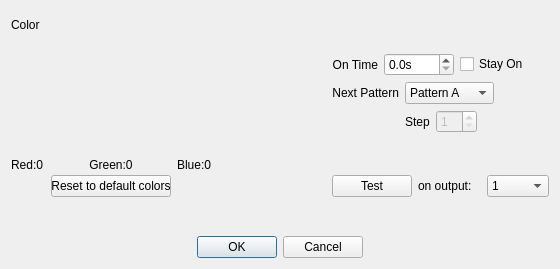
bemcgarvey/LED-Controller, file client/LED-ControllerClient/editpatterndialog.ui: the form before one commit.
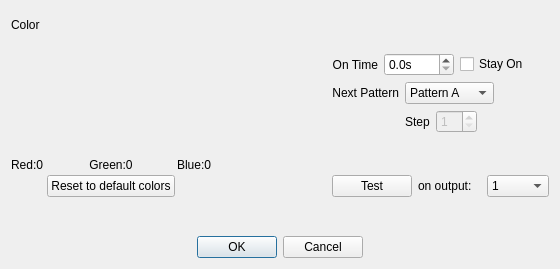
The form after the commit. Custom widgets are drawn as their Qt base class.

```diff
--- a/client/LED-ControllerClient/editpatterndialog.ui
+++ b/client/LED-ControllerClient/editpatterndialog.ui
@@ -93,12 +93,6 @@
            <height>0</height>
           </size>
          </property>
-         <property name="maximumSize">
-          <size>
-           <width>120</width>
-           <height>16777215</height>
-          </size>
-         </property>
          <property name="text">
           <string>Reset to default colors</string>
          </property>
```
Left out of the diff: 2 changed lines with no effect on the pictures.
